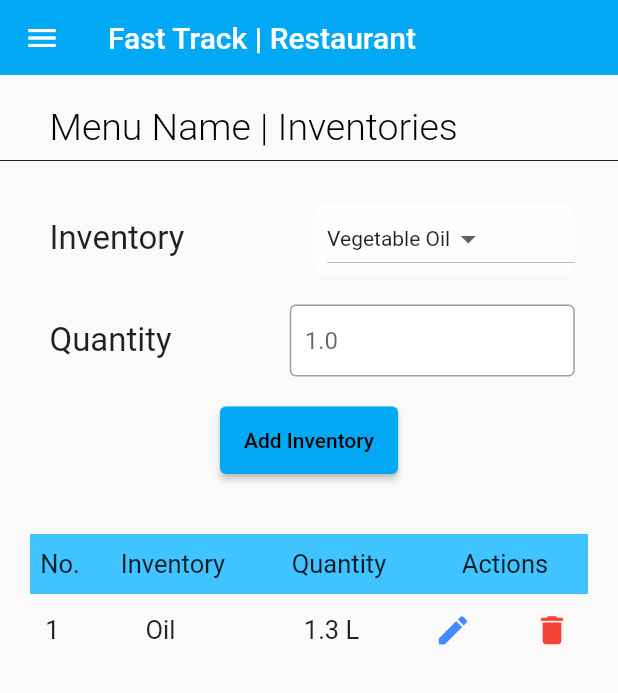
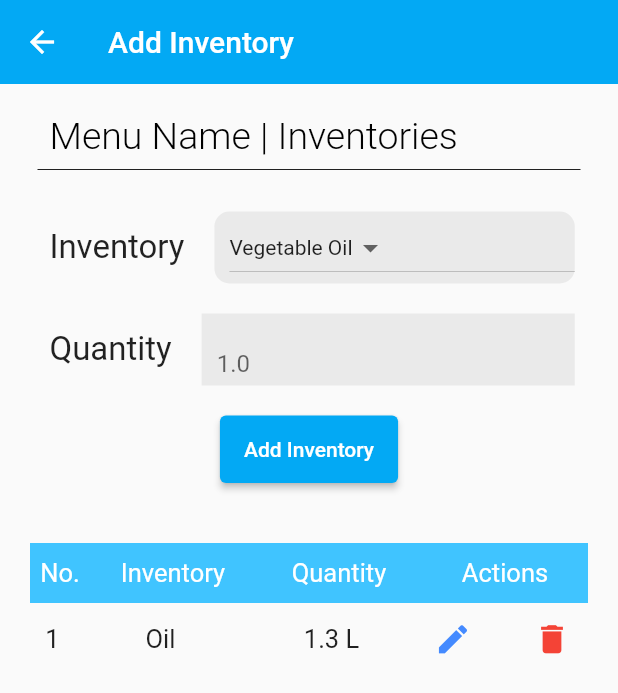
Before and after one commit to kalkidan12/restaurant-app-for-restaurants, a Flutter app: the MenuDetail screen opened directly, after a tap on "Add Inventory", on a phone screen of 412 x 824 dp. Shown: the top 693 px of the screen. Run offline on Flutter 3.47's test engine with Material 2 defaults, Android fonts, the phone set to English and light mode, and no system bars; our stand-ins replace gallery_saver, image_picker, intl_phone_number_input, localstorage, qr_flutter, share_plus; missing offline and left inert: flutter_barcode_scanner; Roboto replaces fonts that are missing (Merriweather).

Commit message:
add menu ui  updated

```diff
--- a/lib/screens/inventory/add_inventory_for_menu.dart
+++ b/lib/screens/inventory/add_inventory_for_menu.dart
@@ -57,11 +57,25 @@ class _AddInventoryForMenuState extends State<AddInventoryForMenu> {
 
     return Scaffold(
       // drawer: const DrawerWidget(),
-      appBar: const PreferredSize(
-        preferredSize: Size.fromHeight(50.0), // here the desired height
-        child: MyAppbar(),
+      appBar: AppBar(
+        automaticallyImplyLeading: true,
+        iconTheme: const IconThemeData(color: Colors.white),
+        backgroundColor: Colors.lightBlue,
+        elevation: 0,
+        title: const Text(
+          "Add Inventory",
+          style: TextStyle(
+            color: Colors.white,
           ),
-      body: Container(
+        ),
+      ),
+
+      // appBar: const PreferredSize(
+      //   preferredSize: Size.fromHeight(50.0), // here the desired height
+      //   child: MyAppbar(),
+      // ),
+      body: SingleChildScrollView(
+        child: Container(
           width: MediaQuery.of(context).size.width,
           child: Column(
             children: [
@@ -70,9 +84,8 @@ class _AddInventoryForMenuState extends State<AddInventoryForMenu> {
                     8 * screenWidth / 100, 20, 7 * screenWidth / 100, 0),
                 child: Row(
                   mainAxisAlignment: MainAxisAlignment.spaceBetween,
-                children: [
-                  Expanded(
-                    child: const Text(
+                  children: const [
+                    Text(
                       "Menu Name | Inventories",
                       style: TextStyle(
                           fontSize: 25.0,
@@ -80,12 +93,14 @@ class _AddInventoryForMenuState extends State<AddInventoryForMenu> {
                           fontWeight: FontWeight.w300,
                           fontFamily: "Merriweather"),
                     ),
-                  ),
                   ],
                 ),
               ),
-            const Divider(
+              Container(
+                width: MediaQuery.of(context).size.width - 50,
+                child: const Divider(
                   color: Colors.black87,
+                ),
               ),
               Column(
                 crossAxisAlignment: CrossAxisAlignment.center,
@@ -97,14 +112,12 @@ class _AddInventoryForMenuState extends State<AddInventoryForMenu> {
                     child: Row(
                       mainAxisAlignment: MainAxisAlignment.spaceBetween,
                       children: [
-                      const Expanded(
-                        child: Text(
+                        const Text(
                           "Inventory",
                           style: TextStyle(fontSize: 22),
                         ),
-                      ),
                         const SizedBox(
-                        height: 5,
+                          width: 20,
                         ),
                         Expanded(
                           child: Container(
@@ -113,7 +126,7 @@ class _AddInventoryForMenuState extends State<AddInventoryForMenu> {
                             ),
                             width: MediaQuery.of(context).size.width - 30,
                             decoration: BoxDecoration(
-                            color: Colors.white70,
+                              color: Color.fromARGB(179, 227, 227, 227),
                               borderRadius: BorderRadius.circular(10),
                             ),
                             child: // Step 2.
@@ -126,8 +139,8 @@ class _AddInventoryForMenuState extends State<AddInventoryForMenu> {
                               ].map((String value) {
                                 return DropdownMenuItem<String>(
                                   value: value,
-                                child:
-                                    Text(value, style: TextStyle(fontSize: 14)),
+                                  child: Text(value,
+                                      style: TextStyle(fontSize: 14)),
                                 );
                               }).toList(),
                               onChanged: (String? newValue) {
@@ -146,26 +159,26 @@ class _AddInventoryForMenuState extends State<AddInventoryForMenu> {
                     child: Row(
                       mainAxisAlignment: MainAxisAlignment.spaceBetween,
                       children: [
-                      const Expanded(
-                        child: Text(
+                        const Text(
                           "Quantity",
                           style: TextStyle(fontSize: 22),
                         ),
+                        const SizedBox(
+                          width: 20,
                         ),
-                      const SizedBox(
-                        height: 5,
-                      ),
-                      Container(
-                          color: Colors.white,
+                        Expanded(
+                          child: Container(
+                              color: Color.fromARGB(179, 227, 227, 227),
                               width: 190,
                               child: TextFormField(
                                 textAlignVertical: TextAlignVertical.center,
-                            decoration: InputDecoration(
+                                decoration: const InputDecoration(
                                     contentPadding: EdgeInsets.symmetric(
                                         vertical: 5, horizontal: 10),
                                     hintText: "1.0",
-                                border: OutlineInputBorder()),
+                                    border: InputBorder.none),
                               )),
+                        ),
                       ],
                     ),
                   ),
@@ -176,7 +189,11 @@ class _AddInventoryForMenuState extends State<AddInventoryForMenu> {
                       height: 65,
                       padding: EdgeInsets.all(10),
                       child: ElevatedButton(
-                        onPressed: (() {}), child: Text('Add Inventory'))),
+                          onPressed: (() {}),
+                          child: const Text(
+                            'Add Inventory',
+                            style: TextStyle(color: Colors.white),
+                          ))),
 
                   const SizedBox(
                     height: 10,
@@ -197,28 +214,32 @@ class _AddInventoryForMenuState extends State<AddInventoryForMenu> {
                                 child: Text(
                                   'No.',
                                   textAlign: TextAlign.center,
-                                style: TextStyle(fontSize: 17),
+                                  style: TextStyle(
+                                      fontSize: 17, color: Colors.white),
                                 ),
                               ),
                               Expanded(
                                 child: Text(
                                   'Inventory',
                                   textAlign: TextAlign.center,
-                                style: TextStyle(fontSize: 17),
+                                  style: TextStyle(
+                                      fontSize: 17, color: Colors.white),
                                 ),
                               ),
                               Expanded(
                                 child: Text(
                                   'Quantity',
                                   textAlign: TextAlign.center,
-                                style: TextStyle(fontSize: 17),
+                                  style: TextStyle(
+                                      fontSize: 17, color: Colors.white),
                                 ),
                               ),
                               Expanded(
                                 child: Text(
                                   'Actions',
                                   textAlign: TextAlign.center,
-                                style: TextStyle(fontSize: 17),
+                                  style: TextStyle(
+                                      fontSize: 17, color: Colors.white),
                                 ),
                               ),
                             ],
@@ -227,7 +248,7 @@ class _AddInventoryForMenuState extends State<AddInventoryForMenu> {
                         Row(
                           mainAxisAlignment: MainAxisAlignment.spaceBetween,
                           children: [
-                          SizedBox(
+                            const SizedBox(
                               width: 30,
                               child: Text(
                                 '1',
@@ -235,14 +256,14 @@ class _AddInventoryForMenuState extends State<AddInventoryForMenu> {
                                 style: TextStyle(fontSize: 17),
                               ),
                             ),
-                          Expanded(
+                            const Expanded(
                               child: Text(
                                 'Oil',
                                 textAlign: TextAlign.center,
                                 style: TextStyle(fontSize: 17),
                               ),
                             ),
-                          Expanded(
+                            const Expanded(
                               child: Text(
                                 '1.3 L',
                                 textAlign: TextAlign.center,
@@ -279,6 +300,7 @@ class _AddInventoryForMenuState extends State<AddInventoryForMenu> {
             ],
           ),
         ),
+      ),
     );
   }
 }
--- a/lib/screens/menu/menu_detail.dart
+++ b/lib/screens/menu/menu_detail.dart
@@ -240,7 +240,7 @@ class _MenuDetailState extends State<MenuDetail> {
             mainAxisAlignment: MainAxisAlignment.spaceBetween,
             children: [
               Text(
-                "Menu > ${_dishNameController.text}",
+                "Menu > ${_dishNameController.text == '' ? 'Add New Menu' : _dishNameController.text}",
                 style: const TextStyle(
                     fontSize: 22.0,
                     color: Color(0xFF000000),
@@ -248,15 +248,16 @@ class _MenuDetailState extends State<MenuDetail> {
                     fontFamily: "Merriweather"),
               ),
               IconButton(
-                onPressed: () {
-                  deleteMenuItem();
-                },
-                icon: const Icon(
-                  Icons.delete,
-                  color: Colors.red,
-                  size: 35.0,
-                ),
-              )
+                  onPressed: () {
+                    _dishNameController.text == '' ? null : deleteMenuItem();
+                  },
+                  icon: Icon(
+                    Icons.delete_forever,
+                    color: _dishNameController.text == ''
+                        ? Colors.grey
+                        : Colors.red,
+                    size: 35.0,
+                  ))
             ],
           ),
           const Divider(
--- a/lib/screens/table/table_detail.dart
+++ b/lib/screens/table/table_detail.dart
@@ -253,7 +253,7 @@ class _TableDetailState extends State<TableDetail> {
               Text(
                 "Table > ${tableId != 0 ? 'Table $tableId' : 'Create new table'}",
                 style: const TextStyle(
-                    fontSize: 25.0,
+                    fontSize: 22.0,
                     color: Color(0xFF000000),
                     fontWeight: FontWeight.w300,
                     fontFamily: "Merriweather"),
@@ -263,7 +263,7 @@ class _TableDetailState extends State<TableDetail> {
                 icon: Icon(
                   tableId != 0 ? Icons.delete : Icons.delete_forever,
                   color: tableId != 0 ? Colors.red : Colors.grey,
-                  size: 37.0,
+                  size: 35.0,
                 ),
               )
             ],
```
Lines whose indentation alone changed are shown as unchanged.
